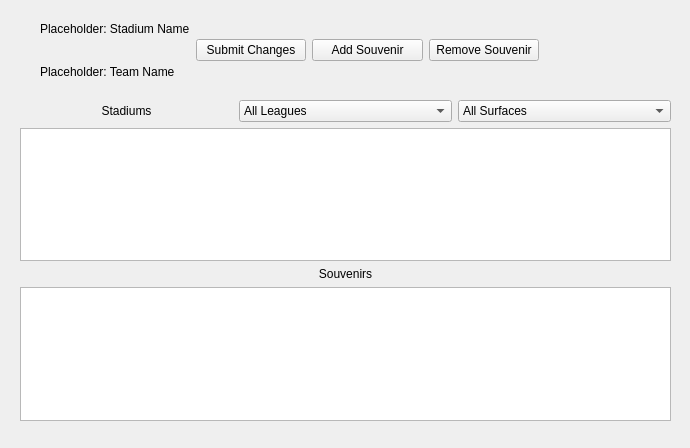
Old version of the form src/form/stadiumdetails.ui in the repository home-run/subtle-cosmic-moose.
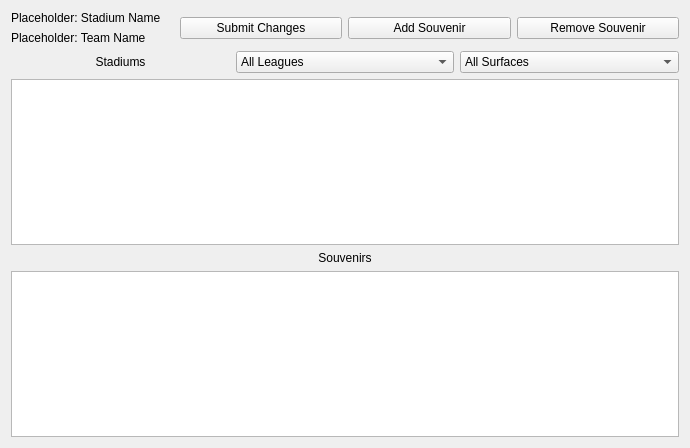
New version of the form.

What changed in the file:
```diff
--- a/src/form/stadiumdetails.ui
+++ b/src/form/stadiumdetails.ui
@@ -13,15 +13,51 @@
   <property name="windowTitle">
    <string>Form</string>
   </property>
-  <widget class="QWidget" name="verticalLayoutWidget">
-   <property name="geometry">
-    <rect>
-     <x>20</x>
-     <y>100</y>
-     <width>651</width>
-     <height>321</height>
-    </rect>
-   </property>
+  <layout class="QGridLayout" name="gridLayout">
+   <item row="0" column="0">
+    <layout class="QHBoxLayout" name="horizontalLayout_2">
+     <item>
+      <layout class="QVBoxLayout" name="verticalLayout_2">
+       <item>
+        <widget class="QLabel" name="stadiumDetails_label_stadiumName">
+         <property name="text">
+          <string>Placeholder: Stadium Name</string>
+         </property>
+        </widget>
+       </item>
+       <item>
+        <widget class="QLabel" name="stadiumDetails_label_teamName">
+         <property name="text">
+          <string>Placeholder: Team Name</string>
+         </property>
+        </widget>
+       </item>
+      </layout>
+     </item>
+     <item>
+      <widget class="QPushButton" name="stadiumDetails_admin_submitChanges">
+       <property name="text">
+        <string>Submit Changes</string>
+       </property>
+      </widget>
+     </item>
+     <item>
+      <widget class="QPushButton" name="stadiumDetails_admin_addSouvenir">
+       <property name="text">
+        <string>Add Souvenir</string>
+       </property>
+      </widget>
+     </item>
+     <item>
+      <widget class="QPushButton" name="stadiumDetails_admin_removeSouvenir">
+       <property name="text">
+        <string>Remove Souvenir</string>
+       </property>
+      </widget>
+     </item>
+    </layout>
+   </item>
+   <item row="1" column="0">
    <layout class="QVBoxLayout" name="verticalLayout">
     <item>
      <layout class="QHBoxLayout" name="horizontalLayout">
@@ -97,58 +133,8 @@
      <widget class="QTableView" name="stadiumDetails_tableView_souvenirs"/>
     </item>
    </layout>
-  </widget>
-  <widget class="QWidget" name="horizontalLayoutWidget">
-   <property name="geometry">
-    <rect>
-     <x>40</x>
-     <y>10</y>
-     <width>499</width>
-     <height>80</height>
-    </rect>
-   </property>
-   <layout class="QHBoxLayout" name="horizontalLayout_2">
-    <item>
-     <layout class="QVBoxLayout" name="verticalLayout_2">
-      <item>
-       <widget class="QLabel" name="stadiumDetails_label_stadiumName">
-        <property name="text">
-         <string>Placeholder: Stadium Name</string>
-        </property>
-       </widget>
-      </item>
-      <item>
-       <widget class="QLabel" name="stadiumDetails_label_teamName">
-        <property name="text">
-         <string>Placeholder: Team Name</string>
-        </property>
-       </widget>
-      </item>
-     </layout>
-    </item>
-    <item>
-     <widget class="QPushButton" name="stadiumDetails_admin_submitChanges">
-      <property name="text">
-       <string>Submit Changes</string>
-      </property>
-     </widget>
-    </item>
-    <item>
-     <widget class="QPushButton" name="stadiumDetails_admin_addSouvenir">
-      <property name="text">
-       <string>Add Souvenir</string>
-      </property>
-     </widget>
-    </item>
-    <item>
-     <widget class="QPushButton" name="stadiumDetails_admin_removeSouvenir">
-      <property name="text">
-       <string>Remove Souvenir</string>
-      </property>
-     </widget>
-    </item>
-   </layout>
-  </widget>
+   </item>
+  </layout>
  </widget>
  <resources/>
  <connections/>
```
Lines whose indentation alone changed are shown as unchanged.
